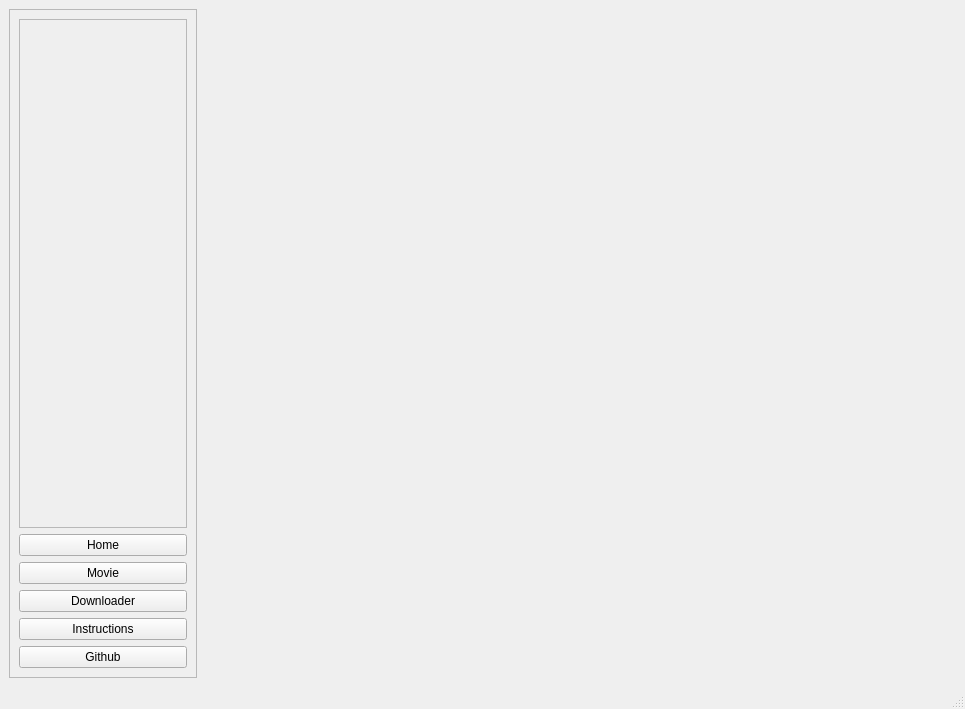
Above: ux.ui from upekshaip/movie-downloader before the change. Below: the same form after it.
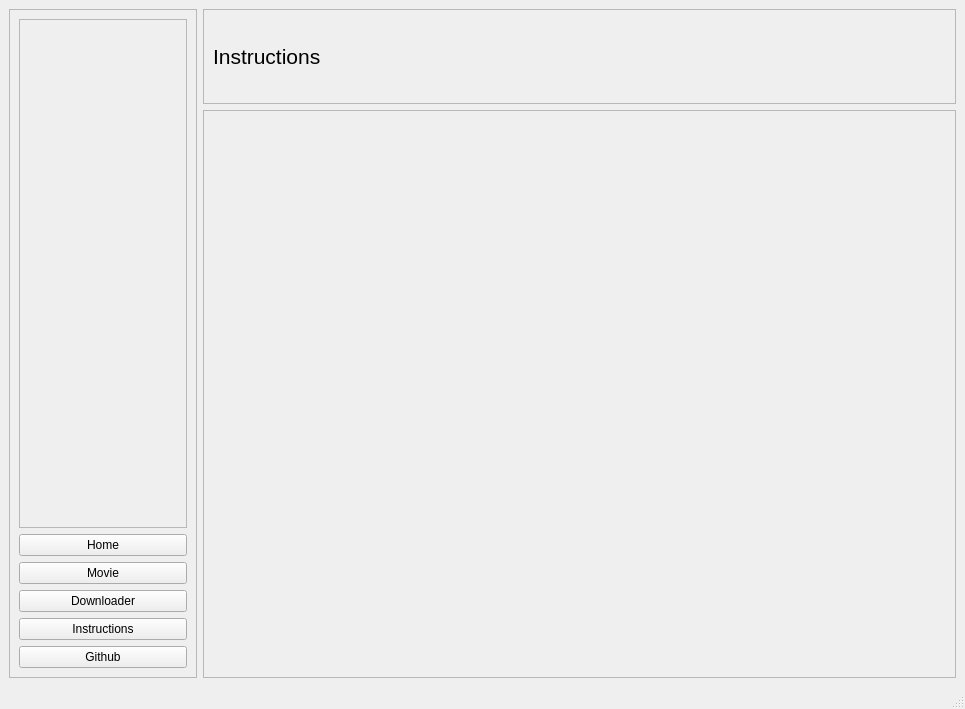
That is the form after the change. The open tabs and pages were chosen to show the change.

The edit to the form file:
```diff
--- a/ux.ui
+++ b/ux.ui
@@ -842,7 +842,70 @@
         </item>
        </layout>
       </widget>
-      <widget class="QWidget" name="instructions_pg"/>
+      <widget class="QWidget" name="instructions_pg">
+       <layout class="QVBoxLayout" name="verticalLayout_12" stretch="1,6">
+        <property name="leftMargin">
+         <number>0</number>
+        </property>
+        <property name="topMargin">
+         <number>0</number>
+        </property>
+        <property name="rightMargin">
+         <number>0</number>
+        </property>
+        <property name="bottomMargin">
+         <number>0</number>
+        </property>
+        <item>
+         <widget class="QFrame" name="frame_23">
+          <property name="frameShape">
+           <enum>QFrame::StyledPanel</enum>
+          </property>
+          <property name="frameShadow">
+           <enum>QFrame::Raised</enum>
+          </property>
+          <layout class="QHBoxLayout" name="horizontalLayout_10">
+           <item>
+            <widget class="QLabel" name="label_16">
+             <property name="font">
+              <font>
+               <pointsize>16</pointsize>
+              </font>
+             </property>
+             <property name="text">
+              <string>Instructions</string>
+             </property>
+            </widget>
+           </item>
+          </layout>
+         </widget>
+        </item>
+        <item>
+         <widget class="QFrame" name="frame_24">
+          <property name="font">
+           <font>
+            <pointsize>10</pointsize>
+           </font>
+          </property>
+          <property name="frameShape">
+           <enum>QFrame::StyledPanel</enum>
+          </property>
+          <property name="frameShadow">
+           <enum>QFrame::Raised</enum>
+          </property>
+          <layout class="QGridLayout" name="gridLayout_3">
+           <item row="0" column="0">
+            <widget class="QLabel" name="instructions_text">
+             <property name="text">
+              <string/>
+             </property>
+            </widget>
+           </item>
+          </layout>
+         </widget>
+        </item>
+       </layout>
+      </widget>
      </widget>
     </item>
    </layout>
```
Left out of the diff: 2 changed lines with no effect on the pictures.
